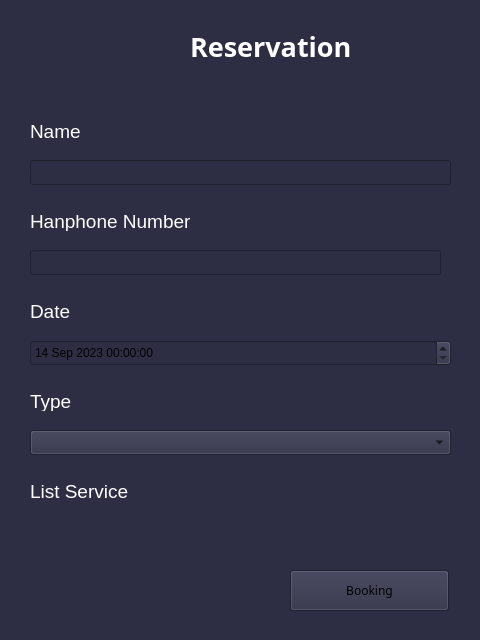
This is file_ui/reservation.ui in Ghazimuhammad/Reservasi-Bengkel as Qt 5 draws it before an edit. The edited form follows.
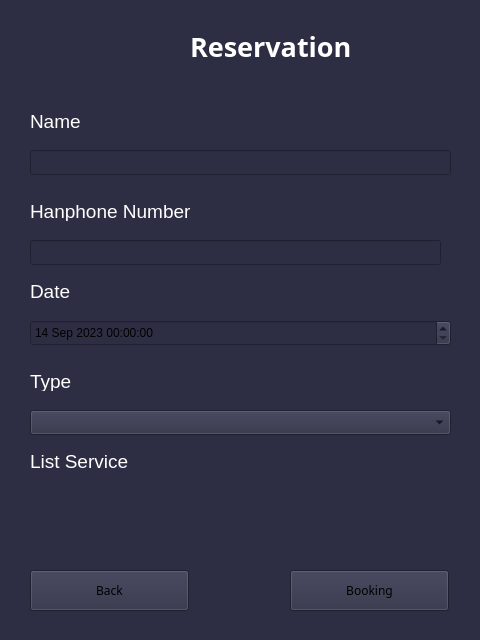
This is the edited form.

What changed in the file:
```diff
--- a/file_ui/reservation.ui
+++ b/file_ui/reservation.ui
@@ -57,7 +57,7 @@
     <property name="geometry">
      <rect>
       <x>30</x>
-      <y>120</y>
+      <y>110</y>
       <width>61</width>
       <height>21</height>
      </rect>
@@ -70,7 +70,7 @@
     <property name="geometry">
      <rect>
       <x>30</x>
-      <y>160</y>
+      <y>150</y>
       <width>421</width>
       <height>25</height>
      </rect>
@@ -80,7 +80,7 @@
     <property name="geometry">
      <rect>
       <x>30</x>
-      <y>210</y>
+      <y>200</y>
       <width>171</width>
       <height>21</height>
      </rect>
@@ -93,7 +93,7 @@
     <property name="geometry">
      <rect>
       <x>30</x>
-      <y>250</y>
+      <y>240</y>
       <width>411</width>
       <height>25</height>
      </rect>
@@ -103,7 +103,7 @@
     <property name="geometry">
      <rect>
       <x>30</x>
-      <y>300</y>
+      <y>280</y>
       <width>51</width>
       <height>21</height>
      </rect>
@@ -116,7 +116,7 @@
     <property name="geometry">
      <rect>
       <x>30</x>
-      <y>340</y>
+      <y>320</y>
       <width>421</width>
       <height>26</height>
      </rect>
@@ -136,7 +136,7 @@
     <property name="geometry">
      <rect>
       <x>30</x>
-      <y>390</y>
+      <y>370</y>
       <width>51</width>
       <height>21</height>
      </rect>
@@ -149,7 +149,7 @@
     <property name="geometry">
      <rect>
       <x>30</x>
-      <y>430</y>
+      <y>410</y>
       <width>421</width>
       <height>25</height>
      </rect>
@@ -159,7 +159,7 @@
     <property name="geometry">
      <rect>
       <x>30</x>
-      <y>480</y>
+      <y>450</y>
       <width>111</width>
       <height>21</height>
      </rect>
@@ -213,13 +213,54 @@
     <property name="geometry">
      <rect>
       <x>30</x>
-      <y>520</y>
+      <y>490</y>
       <width>411</width>
       <height>31</height>
      </rect>
     </property>
     <layout class="QHBoxLayout" name="horizontalLayout"/>
    </widget>
+   <widget class="QPushButton" name="push_back">
+    <property name="geometry">
+     <rect>
+      <x>30</x>
+      <y>570</y>
+      <width>159</width>
+      <height>41</height>
+     </rect>
+    </property>
+    <property name="font">
+     <font>
+      <family>Roboto Slab</family>
+      <pointsize>9</pointsize>
+      <weight>50</weight>
+      <bold>false</bold>
+     </font>
+    </property>
+    <property name="styleSheet">
+     <string notr="true">/* PUSH BUTTON */
+QPushButton {
+    background-color: rgb(80, 80, 122);
+    color: white;
+    border: none;
+    border-radius: 7px;
+    padding: 10px 20px;
+}
+
+QPushButton:hover {
+	background-color: rgb(245, 154, 182);
+}
+
+QPushButton:pressed {
+    background-color: rgb(109, 68, 81);
+}
+
+color: rgb(255, 255, 255);</string>
+    </property>
+    <property name="text">
+     <string>Back</string>
+    </property>
+   </widget>
   </widget>
   <widget class="QStatusBar" name="statusbar"/>
  </widget>
```
